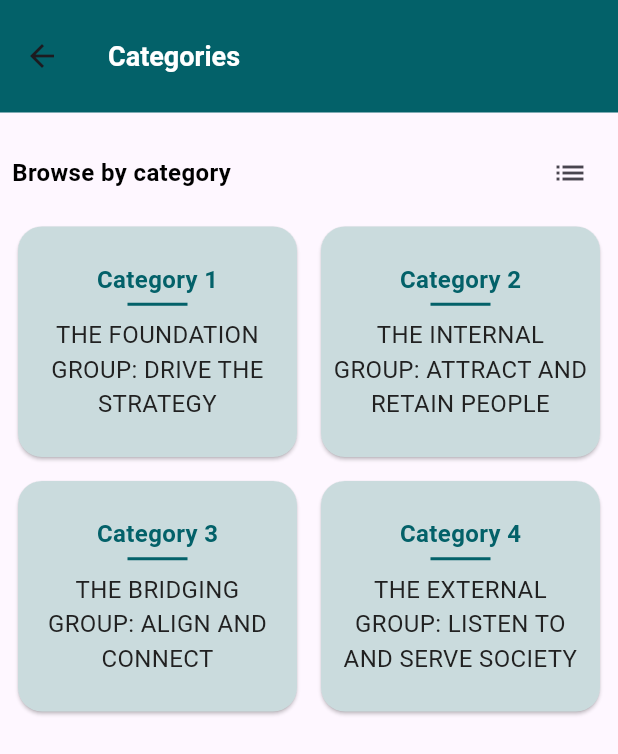
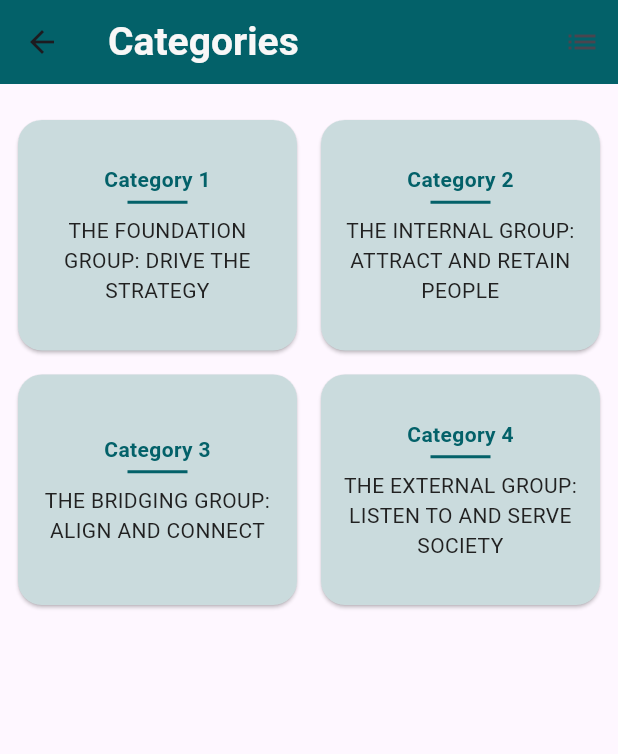
Before and after one commit to mahaamimran/dei_marc, a Flutter app: the screen it shows after launch, after a tap on "GENDER DEI TOOLKIT: BEST PRACTICES TO EN", on a phone screen of 412 x 824 dp. Shown: the top 754 px of the screen. Run offline on Flutter 3.47's test engine with Material 3 defaults, Android fonts, the light colour scheme and no system bars; our stand-ins replace shared_preferences.

```diff
--- a/lib/config/text_styles.dart
+++ b/lib/config/text_styles.dart
@@ -1,40 +1,28 @@
 import 'package:flutter/material.dart';
-import 'package:provider/provider.dart';
-import 'package:dei_marc/providers/settings_provider.dart';
 
+// constants for the way text is displayed so we can use it like this:
+// Text('Hello World', style: TextStyles.title)
 class TextStyles {
-  static TextStyle appBarTitle(BuildContext context) {
-    double fontSize = Provider.of<SettingsProvider>(context).fontSize;
-    return TextStyle(
-      fontSize: fontSize + 10,
+  static const TextStyle appBarTitle = TextStyle(
+    fontSize: 26,
     fontWeight: FontWeight.bold,
-      color: const Color.fromARGB(255, 248, 247, 247),
+    color: Color.fromARGB(255, 248, 247, 247),
   );
-  }
 
-  static TextStyle heading(BuildContext context) {
-    double fontSize = Provider.of<SettingsProvider>(context).fontSize;
-    return TextStyle(
-      fontSize: fontSize + 8,
+  static const TextStyle heading = TextStyle(
+    fontSize: 24,
     fontWeight: FontWeight.w700,
     color: Colors.black,
   );
-  }
 
-  static TextStyle title(BuildContext context) {
-    double fontSize = Provider.of<SettingsProvider>(context).fontSize;
-    return TextStyle(
-      fontSize: fontSize + 2,
+  static const TextStyle title = TextStyle(
+    fontSize: 18,
     fontWeight: FontWeight.bold,
     color: Colors.black,
   );
-  }
 
-  static TextStyle caption(BuildContext context) {
-    double fontSize = Provider.of<SettingsProvider>(context).fontSize;
-    return TextStyle(
-      fontSize: fontSize,
+  static TextStyle caption = TextStyle(
+    fontSize: 14,
     color: Colors.grey[900],
   );
 }
-}
--- a/lib/main.dart
+++ b/lib/main.dart
@@ -6,7 +6,7 @@ import 'package:dei_marc/screens/splash_screen.dart';
 import 'package:dei_marc/providers/book_provider.dart';
 import 'package:dei_marc/providers/category_provider.dart';
 import 'package:dei_marc/providers/bookmark_provider.dart';
-import 'package:dei_marc/providers/image_provider.dart' as my_image_provider;
+
 
 void main() {
   runApp(const MyApp());
--- a/lib/providers/settings_provider.dart
+++ b/lib/providers/settings_provider.dart
@@ -1,13 +1,10 @@
-import 'dart:convert';
 import 'package:flutter/material.dart';
 import 'package:shared_preferences/shared_preferences.dart';
 
 class SettingsProvider with ChangeNotifier {
   double _fontSize = 16.0;
-  bool _notificationsEnabled = true;
 
   double get fontSize => _fontSize;
-  bool get notificationsEnabled => _notificationsEnabled;
 
   SettingsProvider() {
     _loadSettings();
@@ -19,22 +16,16 @@ class SettingsProvider with ChangeNotifier {
     notifyListeners();
   }
 
-  void toggleNotifications(bool isEnabled) {
-    _notificationsEnabled = isEnabled;
-    _saveSettings();
-    notifyListeners();
-  }
+
 
   void _loadSettings() async {
     final prefs = await SharedPreferences.getInstance();
     _fontSize = prefs.getDouble('fontSize') ?? 16.0;
-    _notificationsEnabled = prefs.getBool('notificationsEnabled') ?? true;
     notifyListeners();
   }
 
   void _saveSettings() async {
     final prefs = await SharedPreferences.getInstance();
     prefs.setDouble('fontSize', _fontSize);
-    prefs.setBool('notificationsEnabled', _notificationsEnabled);
   }
 }
--- a/lib/screens/category_screen.dart
+++ b/lib/screens/category_screen.dart
@@ -2,7 +2,6 @@ import 'package:flutter/material.dart';
 import 'package:provider/provider.dart';
 import 'package:dei_marc/providers/category_provider.dart';
 import 'package:dei_marc/config/text_styles.dart';
-import 'package:dei_marc/providers/settings_provider.dart';
 import 'content_screen.dart';
 
 class CategoryScreen extends StatefulWidget {
@@ -33,19 +32,18 @@ class _CategoryScreenState extends State<CategoryScreen> {
         appBar: AppBar(
             backgroundColor:
                 widget.appBarColor, // Use the passed color for the AppBar
-          title: Consumer<SettingsProvider>(
-            builder: (context, settingsProvider, child) {
-              return Text(
-                'Categories',
-                style: TextStyles.appBarTitle(context).copyWith(
-                    color: Colors.white,
-                    fontSize: settingsProvider.fontSize +
-                        2), // Adjust appBar title font size
-              );
+            //foregroundColor: BasicColors.appBarForeground,
+            title: const Text('Categories', style: TextStyles.appBarTitle),
+            actions: [
+              IconButton(
+                icon: Icon(_isGridView ? Icons.list : Icons.grid_view),
+                onPressed: () {
+                  setState(() {
+                    _isGridView = !_isGridView;
+                  });
                 },
               ),
-          toolbarHeight: 75.0, // Change this value to adjust AppBar height
-        ),
+            ]),
         body: Padding(
           padding: const EdgeInsets.all(8.0),
           child: Consumer<CategoryProvider>(
@@ -56,31 +54,8 @@ class _CategoryScreenState extends State<CategoryScreen> {
               return Column(
                 crossAxisAlignment: CrossAxisAlignment.start,
                 children: [
-                  Padding(
-                    padding: const EdgeInsets.symmetric(vertical: 8.0),
-                    child: Row(
-                      mainAxisAlignment: MainAxisAlignment.spaceBetween,
-                      children: [
-                        Consumer<SettingsProvider>(
-                          builder: (context, settingsProvider, child) {
-                            return Text(
-                              'Browse by category',
-                              style: TextStyles.heading(context).copyWith(
-                                  fontSize: settingsProvider.fontSize),
-                            );
-                          },
-                        ),
-                        IconButton(
-                          icon:
-                              Icon(_isGridView ? Icons.list : Icons.grid_view),
-                          onPressed: () {
-                            setState(() {
-                              _isGridView = !_isGridView;
-                            });
-                          },
-                        ),
-                      ],
-                    ),
+                  const SizedBox(
+                    height: 12.0,
                   ),
                   Expanded(
                     child: _isGridView
@@ -122,20 +97,12 @@ class _CategoryScreenState extends State<CategoryScreen> {
                                       mainAxisAlignment:
                                           MainAxisAlignment.center,
                                       children: [
-                                        Consumer<SettingsProvider>(
-                                          builder: (context, settingsProvider,
-                                              child) {
-                                            return Text(
+                                        Text(
                                           'Category ${index + 1}',
-                                              style: TextStyles.caption(context)
-                                                  .copyWith(
+                                          style: TextStyles.caption.copyWith(
                                             fontWeight: FontWeight.bold,
                                             color: widget.appBarColor,
-                                                fontSize:
-                                                    settingsProvider.fontSize,
                                           ),
-                                            );
-                                          },
                                         ),
                                         const SizedBox(height: 4.0),
                                         Container(
@@ -144,19 +111,10 @@ class _CategoryScreenState extends State<CategoryScreen> {
                                           color: widget.appBarColor,
                                         ),
                                         const SizedBox(height: 8.0),
-                                        Consumer<SettingsProvider>(
-                                          builder: (context, settingsProvider,
-                                              child) {
-                                            return Text(
+                                        Text(
                                           category.name,
-                                              style: TextStyles.caption(context)
-                                                  .copyWith(
-                                                fontSize:
-                                                    settingsProvider.fontSize,
-                                              ),
+                                          style: TextStyles.caption,
                                           textAlign: TextAlign.center,
-                                            );
-                                          },
                                         ),
                                       ],
                                     ),
@@ -189,33 +147,18 @@ class _CategoryScreenState extends State<CategoryScreen> {
                                   margin:
                                       const EdgeInsets.symmetric(vertical: 8.0),
                                   child: ListTile(
-                                    title: Consumer<SettingsProvider>(
-                                      builder:
-                                          (context, settingsProvider, child) {
-                                        return Text(
+                                    title: Text(
                                       'Category ${index + 1}',
-                                          style: TextStyles.caption(context)
-                                              .copyWith(
+                                      style: TextStyles.caption.copyWith(
                                         color: widget.appBarColor,
                                         fontWeight: FontWeight.bold,
-                                            fontSize: settingsProvider.fontSize,
                                       ),
-                                        );
-                                      },
                                     ),
-                                    subtitle: Consumer<SettingsProvider>(
-                                      builder:
-                                          (context, settingsProvider, child) {
-                                        return Text(
+                                    subtitle: Text(
                                       category.name,
-                                          style: TextStyles.caption(context)
-                                              .copyWith(
+                                      style: TextStyles.caption.copyWith(
                                           color: Colors.black,
-                                            fontWeight: FontWeight.normal,
-                                            fontSize: settingsProvider.fontSize,
-                                          ),
-                                        );
-                                      },
+                                          fontWeight: FontWeight.normal),
                                     ),
                                   ),
                                 ),
--- a/lib/screens/home_screen.dart
+++ b/lib/screens/home_screen.dart
@@ -5,7 +5,6 @@ import 'package:dei_marc/providers/book_provider.dart';
 import 'package:dei_marc/config/text_styles.dart';
 import 'package:dei_marc/screens/category_screen.dart';
 import 'package:dei_marc/config/color_constants.dart';
-import 'package:dei_marc/providers/settings_provider.dart';
 
 class HomeScreen extends StatelessWidget {
   const HomeScreen({super.key});
@@ -13,31 +12,15 @@ class HomeScreen extends StatelessWidget {
   @override
   Widget build(BuildContext context) {
     return Scaffold(
-      backgroundColor: const Color.fromARGB(200, 245, 245, 245),
+      backgroundColor: Colors.grey[100],
       appBar: AppBar(
-        automaticallyImplyLeading: false,
-        flexibleSpace: Container(
-          decoration: const BoxDecoration(
-            gradient: LinearGradient(
-              begin: Alignment.topLeft,
-              end: Alignment.bottomLeft,
-              colors: [
-                Color(0xFFB52556),
-                Color.fromARGB(255, 108, 161, 166),
-              ],
-            ),
-          ),
-        ),
+        backgroundColor: Colors.white,
+        // to avoid color change on scroll
+        scrolledUnderElevation: 0,
         title: Text(
           'Home',
-          style: TextStyles.appBarTitle(context).copyWith(
-            color: Colors.white,
-          ),
+          style: TextStyles.appBarTitle.copyWith(color: Colors.black),
         ),
-        backgroundColor: Colors.transparent,
-        scrolledUnderElevation: 0,
-        // Increase AppBar height
-        toolbarHeight: 80.0, // Change this value to adjust AppBar height
       ),
       body: Padding(
         padding: const EdgeInsets.only(top: 8.0, left: 8.0, right: 8.0),
@@ -49,18 +32,17 @@ class HomeScreen extends StatelessWidget {
             return Column(
               crossAxisAlignment: CrossAxisAlignment.start,
               children: [
-                Padding(
-                  padding: const EdgeInsets.symmetric(vertical: 8.0),
-                  child: Text(
-                    'Books',
-                    style: TextStyles.heading(context),
-                  ),
+                const Padding(
+                  padding: EdgeInsets.symmetric(vertical: 8.0),
+                  child: Text('Books', style: TextStyles.heading),
                 ),
                 Expanded(
                   child: ListView.builder(
                     itemCount: bookProvider.books.length,
                     itemBuilder: (context, index) {
+                      // code for each book 'index' amount of times
                       final book = bookProvider.books[index];
+                      // % to avoid index out of bounds
                       final primaryColor = ColorConstants.booksPrimary[
                           index % ColorConstants.booksPrimary.length];
                       final secondaryColor = ColorConstants.booksSecondary[
@@ -72,39 +54,40 @@ class HomeScreen extends StatelessWidget {
                             MaterialPageRoute(
                               builder: (context) => CategoryScreen(
                                 bookFileName: book.bookId.toString(),
-                                appBarColor: primaryColor,
-                                secondaryColor: secondaryColor,
+                                appBarColor:
+                                    primaryColor, // Pass the primary color for the AppBar
+                                secondaryColor:
+                                    secondaryColor, // Pass the secondary color for the category boxes
                               ),
                             ),
                           );
                         },
                         child: Card(
-                          color:
-                              secondaryColor, // Set the background color to booksSecondary
+                          color: Colors.white,
                           margin: const EdgeInsets.symmetric(vertical: 8.0),
                           child: Padding(
                             padding: const EdgeInsets.all(8.0),
                             child: Column(
                               crossAxisAlignment: CrossAxisAlignment.start,
                               children: [
-                                Image.asset(ImageAssets.bookCovers[
-                                    index % ImageAssets.bookCovers.length]),
+                                Image.asset(ImageAssets.bookCovers[index %
+                                    ImageAssets.bookCovers
+                                        .length]), // % to avoid index out of bounds
                                 const SizedBox(height: 8.0),
                                 Text(
                                   book.title,
-                                  style: TextStyles.title(context).copyWith(
-                                    color: primaryColor,
-                                  ),
+                                  style: TextStyles.title
+                                      .copyWith(color: primaryColor),
                                 ),
                                 const SizedBox(height: 4.0),
                                 Text(
                                   'By ${book.author}',
-                                  style: TextStyles.caption(context),
+                                  style: TextStyles.caption,
                                 ),
                                 const SizedBox(height: 4.0),
                                 Text(
                                   'Volume ${book.volume}',
-                                  style: TextStyles.caption(context),
+                                  style: TextStyles.caption,
                                 ),
                               ],
                             ),
```
Also changed, not shown: lib/models/image_model.dart (+12 -12 lines), lib/providers/image_provider.dart (+23 -23 lines), lib/screens/bookmark_screen.dart (+46 -47 lines), lib/screens/content_screen.dart (+99 -73 lines), lib/screens/settings_screen.dart (+14 -31 lines), lib/widgets/jump_to_category.dart (added, +43 -0 lines). Lines whose indentation alone changed are shown as unchanged.
